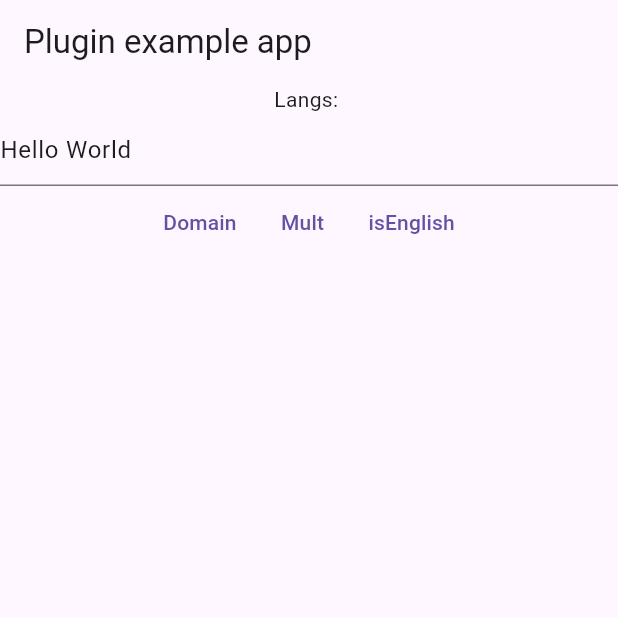
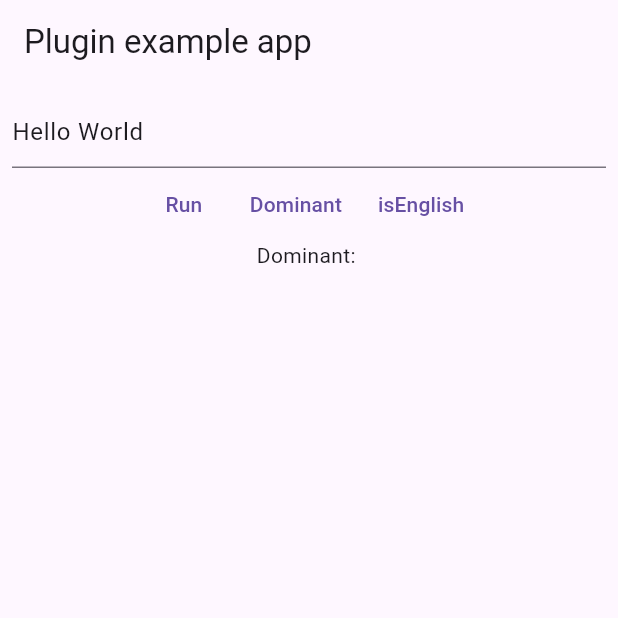
Before and after one commit to Daviswww/natural_language, a Flutter app: the screen it shows after launch, on a phone screen of 412 x 824 dp, the top half of it. Run offline on Flutter 3.47's test engine with Material 3 defaults, Android fonts, the phone set to English and light mode, and no system bars; our stand-ins replace plugin_platform_interface.

Commit message:
Update example
[Why] Sync with guideline
[How] As titled.

Auditors: wayne_yang

```diff
--- a/example/lib/main.dart
+++ b/example/lib/main.dart
@@ -17,12 +17,14 @@ class _MyAppState extends State<MyApp> {
   late NaturalLanguage naturalLanguage;
   late ViewModel viewModel;
   late TextEditingController controller;
-  late String text;
+  late String dominant;
+  late Map<String, double> langResult;
 
   @override
   void initState() {
+    langResult = {};
     super.initState();
-    text = "";
+    dominant = "";
     controller = TextEditingController();
     controller.text = "Hello World";
     naturalLanguage = NaturalLanguage();
@@ -42,9 +44,10 @@ class _MyAppState extends State<MyApp> {
         appBar: AppBar(
           title: const Text('Plugin example app'),
         ),
-        body: Column(
+        body: Padding(
+          padding: const EdgeInsets.all(8.0),
+          child: Column(
             children: [
-            Text("Langs: $text"),
               TextField(
                 controller: controller,
               ),
@@ -53,26 +56,26 @@ class _MyAppState extends State<MyApp> {
                 children: [
                   TextButton(
                     onPressed: () async {
+                      final result = await viewModel.getLanguageHypotheses(
+                        controller.text,
+                        99,
+                      );
+                      setState(() {
+                        langResult = result;
+                      });
+                    },
+                    child: const Text("Run"),
+                  ),
+                  TextButton(
+                    onPressed: () async {
                       final result = await viewModel.getDominantLanguage(
                         controller.text,
                       );
                       setState(() {
-                      text = result;
+                        dominant = result;
                       });
                     },
-                  child: const Text("Domain"),
-                ),
-                TextButton(
-                  onPressed: () async {
-                    final result = await viewModel.getLanguageHypotheses(
-                      controller.text,
-                      3,
-                    );
-                    setState(() {
-                      text = result.toString();
-                    });
-                  },
-                  child: const Text("Mult"),
+                    child: const Text("Dominant"),
                   ),
                   TextButton(
                     onPressed: () async {
@@ -86,7 +89,33 @@ class _MyAppState extends State<MyApp> {
                   ),
                 ],
               ),
+              Text("Dominant: $dominant"),
+              const SizedBox(height: 16),
+              Expanded(
+                child: ListView(
+                  children: [
+                    ...langResult.entries.map(
+                      (e) => Row(
+                        children: [
+                          SizedBox(
+                            width: 30,
+                            child: Text(
+                              "${e.key}:",
+                              textAlign: TextAlign.left,
+                            ),
+                          ),
+                          Text(
+                            "${e.value}",
+                            textAlign: TextAlign.left,
+                          ),
                         ],
+                      ),
+                    ),
+                  ],
+                ),
+              ),
+            ],
+          ),
         ),
       ),
     );
--- a/example/lib/view_model.dart
+++ b/example/lib/view_model.dart
@@ -1,4 +1,5 @@
 import 'package:natural_language/natural_language.dart';
+import 'package:natural_language_example/map_extension.dart';
 
 class ViewModel {
   final NaturalLanguage _naturalLanguage;
@@ -16,7 +17,9 @@ class ViewModel {
       String text, int withMaximum) async {
     final result =
         await _naturalLanguage.getLanguageHypotheses(text, withMaximum);
-    return result;
+
+    final sort = result.orderByValues(compareTo: (a, b) => b.compareTo(a));
+    return sort;
   }
 
   Future<bool> isEnglish(String text, double threshold) async {
```
Also changed, not shown: example/lib/map_extension.dart (added, +13 -0 lines), example/pubspec.lock, 3 other files. Lines whose indentation alone changed are shown as unchanged.
